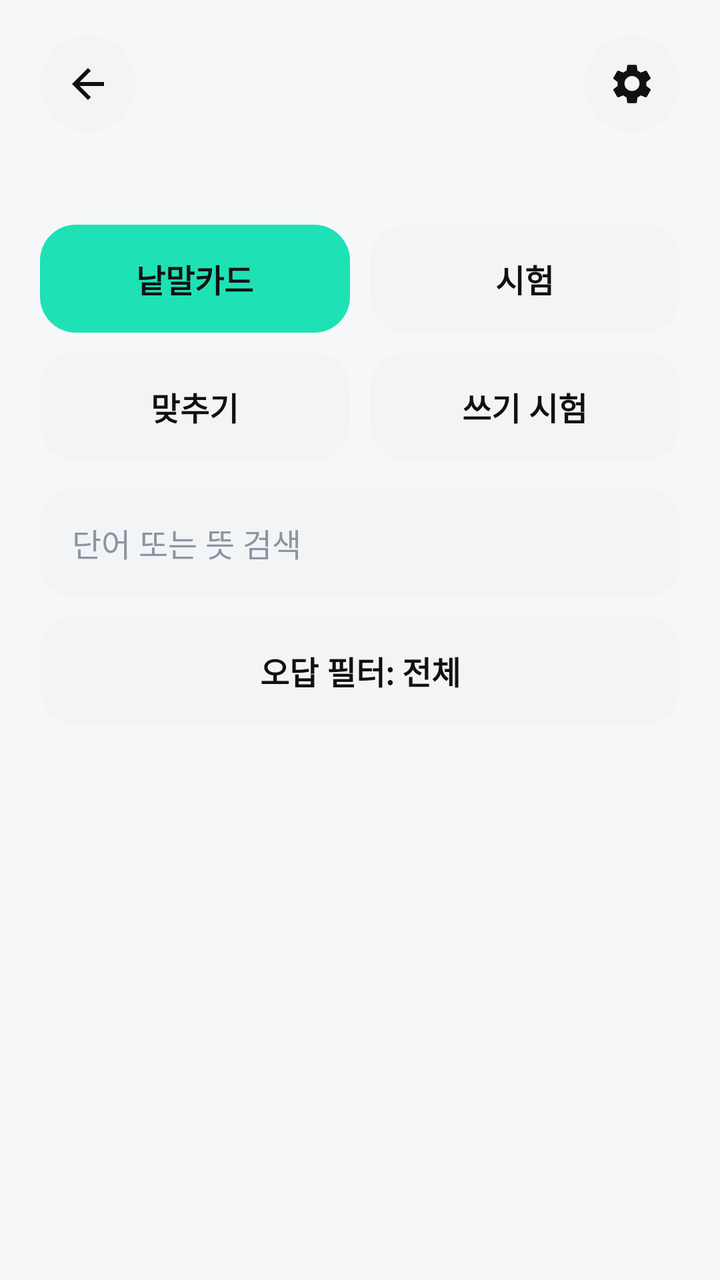
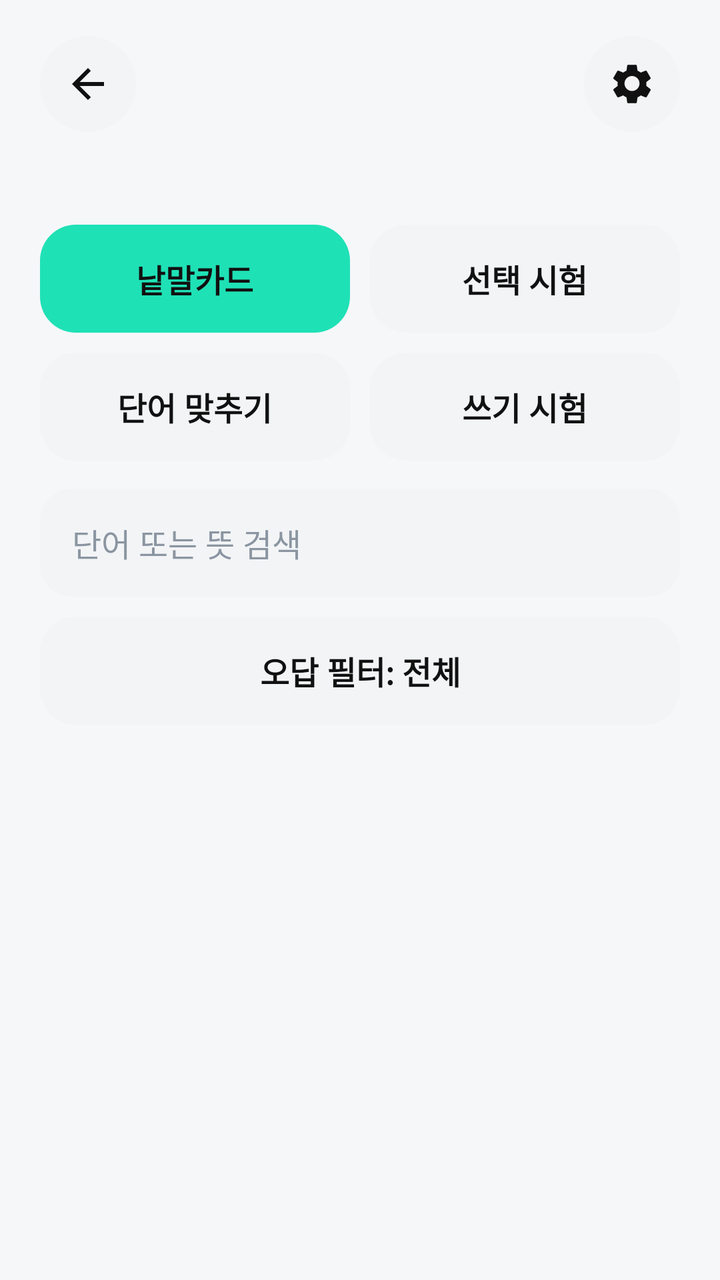

An Android layout rendered at two revisions. The XML below is the earlier revision; the diff shows what the commit changed to produce the second picture.
<!-- AndroidManifest.xml: application theme AppTheme -->
<!-- res/layout/header_book_detail.xml -->
<?xml version="1.0" encoding="utf-8"?>
<LinearLayout xmlns:android="http://schemas.android.com/apk/res/android"
    android:layout_width="match_parent"
    android:layout_height="wrap_content"
    android:orientation="vertical"
    android:paddingStart="20dp"
    android:paddingTop="18dp"
    android:paddingEnd="20dp"
    android:paddingBottom="10dp">

    <LinearLayout
        android:layout_width="match_parent"
        android:layout_height="wrap_content"
        android:gravity="center_vertical"
        android:orientation="horizontal">

        <ImageButton
            android:id="@+id/detailBackButton"
            android:layout_width="48dp"
            android:layout_height="48dp"
            android:background="@drawable/bg_icon_button"
            android:contentDescription="@string/ui_96dd037a45f9"
            android:padding="13dp"
            android:src="@drawable/ic_arrow_back" />

        <TextView
            android:id="@+id/detailBookTitle"
            style="@style/TopBarTitle"
            android:layout_width="0dp"
            android:layout_height="wrap_content"
            android:layout_marginStart="12dp"
            android:layout_weight="1"
            android:ellipsize="end"
            android:maxLines="2" />

        <ImageButton
            android:id="@+id/bookSettingsButton"
            android:layout_width="48dp"
            android:layout_height="48dp"
            android:background="@drawable/bg_icon_button"
            android:contentDescription="@string/ui_a10692c5080e"
            android:padding="13dp"
            android:src="@drawable/ic_settings" />
    </LinearLayout>

    <TextView
        android:id="@+id/detailBookStats"
        style="@style/BodyText"
        android:layout_width="match_parent"
        android:layout_height="wrap_content"
        android:layout_marginTop="8dp" />

    <LinearLayout
        android:layout_width="match_parent"
        android:layout_height="wrap_content"
        android:layout_marginTop="18dp"
        android:orientation="vertical">
        <LinearLayout android:layout_width="match_parent" android:layout_height="wrap_content" android:orientation="horizontal">
            <Button android:id="@+id/flashcardButton" style="@style/PrimaryButton" android:layout_width="0dp" android:layout_height="wrap_content" android:layout_weight="1" android:layout_marginEnd="5dp" android:text="@string/ui_0c05149c1c40" />
            <Button android:id="@+id/quizButton" style="@style/SecondaryButton" android:layout_width="0dp" android:layout_height="wrap_content" android:layout_weight="1" android:layout_marginStart="5dp" android:text="@string/ui_3fcc7bebc2b4" />
        </LinearLayout>
        <LinearLayout android:layout_width="match_parent" android:layout_height="wrap_content" android:layout_marginTop="10dp" android:orientation="horizontal">
            <Button android:id="@+id/matchingButton" style="@style/SecondaryButton" android:layout_width="0dp" android:layout_height="wrap_content" android:layout_weight="1" android:layout_marginEnd="5dp" android:text="@string/ui_52f3a8789b84" />
            <Button android:id="@+id/writingQuizButton" style="@style/SecondaryButton" android:layout_width="0dp" android:layout_height="wrap_content" android:layout_weight="1" android:layout_marginStart="5dp" android:text="@string/writing_exam" />
        </LinearLayout>
    </LinearLayout>

    <EditText
        android:id="@+id/searchInput"
        style="@style/InputField"
        android:layout_width="match_parent"
        android:layout_height="wrap_content"
        android:layout_marginTop="14dp"
        android:hint="@string/ui_bc2fc68c4742"
        android:imeOptions="actionDone"
        android:singleLine="true" />

    <Button
        android:id="@+id/wrongFilterButton"
        style="@style/SecondaryButton"
        android:layout_width="match_parent"
        android:layout_height="wrap_content"
        android:layout_marginTop="10dp"
        android:text="@string/ui_bbe9bca07617" />

    <TextView
        android:id="@+id/filterResultText"
        style="@style/CaptionText"
        android:layout_width="match_parent"
        android:layout_height="wrap_content"
        android:layout_marginTop="8dp"
        android:paddingBottom="4dp" />
</LinearLayout>
<!-- resources referenced by this layout -->
<resources>
  <!-- drawable bg_icon_button (drawable) -->
  <?xml version="1.0" encoding="utf-8"?>
  <ripple xmlns:android="http://schemas.android.com/apk/res/android" android:color="#16111111">
      <item>
          <shape android:shape="oval">
              <solid android:color="@color/surface_alt" />
          </shape>
      </item>
  </ripple>
  <!-- drawable ic_arrow_back (drawable) -->
  <vector xmlns:android="http://schemas.android.com/apk/res/android"
      android:width="24dp"
      android:height="24dp"
      android:viewportWidth="24"
      android:viewportHeight="24">
      <path
          android:fillColor="@color/text_primary"
          android:pathData="M20,11H7.83l5.59,-5.59L12,4l-8,8 8,8 1.42,-1.41L7.83,13H20v-2z" />
  </vector>
  <string name="ui_0c05149c1c40">낱말카드</string>
  <string name="ui_3fcc7bebc2b4">시험</string>
  <string name="ui_52f3a8789b84">맞추기</string>
  <string name="ui_96dd037a45f9">뒤로 가기</string>
  <string name="ui_a10692c5080e">단어장 설정</string>
  <string name="ui_bbe9bca07617">오답 필터: 전체</string>
  <string name="ui_bc2fc68c4742">단어 또는 뜻 검색</string>
  <string name="writing_exam">쓰기 시험</string>
  <style name="BodyText">
          <item name="android:textSize">15sp</item>
          <item name="android:textColor">@color/text_secondary</item>
      </style>
  <style name="CaptionText">
          <item name="android:textSize">13sp</item>
          <item name="android:textColor">@color/text_tertiary</item>
      </style>
  <style name="TopBarTitle">
          <item name="android:fontFamily">sans-serif</item>
          <item name="android:textSize">20sp</item>
          <item name="android:textStyle">bold</item>
          <item name="android:textColor">@color/text_primary</item>
      </style>
  <style name="AppTheme" parent="android:style/Theme.Material.Light.NoActionBar">
          <item name="android:fontFamily">sans-serif</item>
          <item name="android:colorAccent">@color/primary</item>
          <item name="android:windowBackground">@color/background</item>
          <item name="android:statusBarColor">@color/surface</item>
          <item name="android:navigationBarColor">@color/surface</item>
          <item name="android:windowLightStatusBar">true</item>
          <item name="android:windowActionModeOverlay">true</item>
      </style>
  <color name="surface_alt">#F2F4F6</color>
  <color name="text_primary">#111111</color>
  <color name="text_secondary">#6B7684</color>
  <color name="text_tertiary">#8B95A1</color>
  <!-- drawable bg_button_primary (drawable) -->
  <?xml version="1.0" encoding="utf-8"?>
  <ripple xmlns:android="http://schemas.android.com/apk/res/android" android:color="#22111111">
      <item>
          <shape android:shape="rectangle">
              <solid android:color="@color/primary" />
              <corners android:radius="18dp" />
              <padding android:left="18dp" android:top="14dp" android:right="18dp" android:bottom="14dp" />
          </shape>
      </item>
  </ripple>
  <!-- drawable bg_button_secondary (drawable) -->
  <?xml version="1.0" encoding="utf-8"?>
  <ripple xmlns:android="http://schemas.android.com/apk/res/android" android:color="#16111111">
      <item>
          <shape android:shape="rectangle">
              <solid android:color="@color/surface_alt" />
              <corners android:radius="18dp" />
              <padding android:left="18dp" android:top="14dp" android:right="18dp" android:bottom="14dp" />
          </shape>
      </item>
  </ripple>
  <color name="primary">#1FE1B6</color>
  <color name="background">#F6F7F9</color>
  <color name="surface">#FFFFFF</color>
  <!-- unchanged entries left out for length: 5 -->
</resources>

<!-- the commit's change to res/layout/header_book_detail.xml (unified diff, before → after) -->
@@ -57,10 +57,10 @@
         android:orientation="vertical">
         <LinearLayout android:layout_width="match_parent" android:layout_height="wrap_content" android:orientation="horizontal">
             <Button android:id="@+id/flashcardButton" style="@style/PrimaryButton" android:layout_width="0dp" android:layout_height="wrap_content" android:layout_weight="1" android:layout_marginEnd="5dp" android:text="@string/ui_0c05149c1c40" />
-            <Button android:id="@+id/quizButton" style="@style/SecondaryButton" android:layout_width="0dp" android:layout_height="wrap_content" android:layout_weight="1" android:layout_marginStart="5dp" android:text="@string/ui_3fcc7bebc2b4" />
+            <Button android:id="@+id/quizButton" style="@style/SecondaryButton" android:layout_width="0dp" android:layout_height="wrap_content" android:layout_weight="1" android:layout_marginStart="5dp" android:text="@string/book_action_choice_exam" />
         </LinearLayout>
         <LinearLayout android:layout_width="match_parent" android:layout_height="wrap_content" android:layout_marginTop="10dp" android:orientation="horizontal">
-            <Button android:id="@+id/matchingButton" style="@style/SecondaryButton" android:layout_width="0dp" android:layout_height="wrap_content" android:layout_weight="1" android:layout_marginEnd="5dp" android:text="@string/ui_52f3a8789b84" />
+            <Button android:id="@+id/matchingButton" style="@style/SecondaryButton" android:layout_width="0dp" android:layout_height="wrap_content" android:layout_weight="1" android:layout_marginEnd="5dp" android:text="@string/book_action_word_matching" />
             <Button android:id="@+id/writingQuizButton" style="@style/SecondaryButton" android:layout_width="0dp" android:layout_height="wrap_content" android:layout_weight="1" android:layout_marginStart="5dp" android:text="@string/writing_exam" />
         </LinearLayout>
     </LinearLayout>
<!-- resource entries referenced after the edit -->
@@ -19,9 +19,9 @@
           android:fillColor="@color/text_primary"
           android:pathData="M20,11H7.83l5.59,-5.59L12,4l-8,8 8,8 1.42,-1.41L7.83,13H20v-2z" />
   </vector>
+  <string name="book_action_choice_exam">선택 시험</string>
+  <string name="book_action_word_matching">단어 맞추기</string>
   <string name="ui_0c05149c1c40">낱말카드</string>
-  <string name="ui_3fcc7bebc2b4">시험</string>
-  <string name="ui_52f3a8789b84">맞추기</string>
   <string name="ui_96dd037a45f9">뒤로 가기</string>
   <string name="ui_a10692c5080e">단어장 설정</string>
   <string name="ui_bbe9bca07617">오답 필터: 전체</string>
